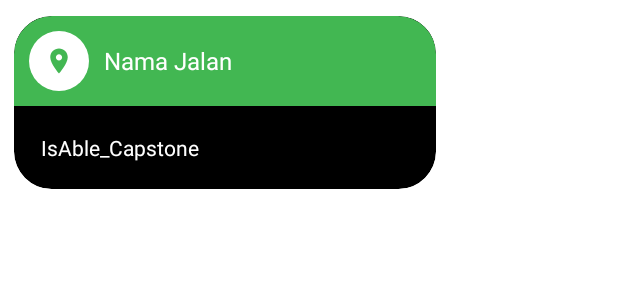
After one commit to Afaryn/IsAble_v2, an Android app: the layout custom_marker.xml on its own in the app's theme, with its tools: preview values and no code run, on a phone screen of 412 x 824 dp. The commit adds this screen. Shown: the top 300 px of the screen. Run offline under Robolectric (Android 15) with nearby library versions, the phone set to English and light mode, and no system bars.

Commit message:
update map (marker)

```diff
--- a/app/build.gradle.kts
+++ b/app/build.gradle.kts
@@ -80,4 +80,10 @@ dependencies {
     implementation ("androidx.camera:camera-lifecycle:1.3.0")
     implementation ("androidx.camera:camera-view:1.4.0-alpha02")
 
+
+    implementation ("com.squareup.retrofit2:retrofit:2.9.0")
+    implementation ("com.squareup.retrofit2:converter-gson:2.9.0")
+    implementation ("com.google.code.gson:gson:2.9.1")
+
+    implementation ("com.github.delight-im:Android-SimpleLocation:v1.1.0")
 }
--- /dev/null
+++ b/app/src/main/res/drawable/bg_circle_radius.xml
@@ -0,0 +1,9 @@
+<?xml version="1.0" encoding="utf-8"?>
+<selector xmlns:android="http://schemas.android.com/apk/res/android">
+    <item>
+        <shape android:shape="rectangle">
+            <solid android:color="@android:color/white" />
+            <corners android:radius="25dp" />
+        </shape>
+    </item>
+</selector>
--- /dev/null
+++ b/app/src/main/res/drawable/bg_rounded_top.xml
@@ -0,0 +1,8 @@
+<?xml version="1.0" encoding="utf-8"?>
+<shape xmlns:android="http://schemas.android.com/apk/res/android"
+    android:shape="rectangle">
+    <solid android:color="@android:color/white" />
+    <corners
+        android:topLeftRadius="25dp"
+        android:topRightRadius="25dp" />
+</shape>
--- /dev/null
+++ b/app/src/main/res/drawable/ic_location.xml
@@ -0,0 +1,5 @@
+<vector android:height="24dp" android:tint="#FFFFFF"
+    android:viewportHeight="24" android:viewportWidth="24"
+    android:width="24dp" xmlns:android="http://schemas.android.com/apk/res/android">
+    <path android:fillColor="@android:color/white" android:pathData="M12,2C8.13,2 5,5.13 5,9c0,5.25 7,13 7,13s7,-7.75 7,-13c0,-3.87 -3.13,-7 -7,-7zM12,11.5c-1.38,0 -2.5,-1.12 -2.5,-2.5s1.12,-2.5 2.5,-2.5 2.5,1.12 2.5,2.5 -1.12,2.5 -2.5,2.5z"/>
+</vector>
--- /dev/null
+++ b/app/src/main/res/layout/custom_marker.xml
@@ -0,0 +1,75 @@
+<?xml version="1.0" encoding="utf-8"?>
+<RelativeLayout xmlns:android="http://schemas.android.com/apk/res/android"
+    xmlns:app="http://schemas.android.com/apk/res-auto"
+    android:layout_width="wrap_content"
+    android:layout_height="wrap_content">
+
+    <androidx.cardview.widget.CardView
+        android:id="@+id/cvContent"
+        android:layout_width="300dp"
+        android:layout_height="wrap_content"
+        android:layout_alignParentTop="true"
+        android:layout_centerInParent="true"
+        android:orientation="vertical"
+        app:cardBackgroundColor="@color/black"
+        app:cardCornerRadius="25dp"
+        app:cardElevation="0dp"
+        app:cardUseCompatPadding="true">
+
+        <LinearLayout
+            android:layout_width="match_parent"
+            android:layout_height="wrap_content"
+            android:orientation="vertical">
+
+            <RelativeLayout
+                android:layout_width="match_parent"
+                android:layout_height="wrap_content"
+                android:background="@drawable/bg_rounded_top"
+                android:backgroundTint="#42b752"
+                android:padding="10dp">
+
+                <ImageView
+                    android:id="@+id/imageLocation"
+                    android:layout_width="40dp"
+                    android:layout_height="40dp"
+                    android:layout_alignParentStart="true"
+                    android:layout_centerInParent="true"
+                    android:background="@drawable/bg_circle_radius"
+                    android:padding="10dp"
+                    android:src="@drawable/ic_location"
+                    app:tint="#42b752" />
+
+                <TextView
+                    android:id="@+id/tvNamaLokasi"
+                    android:layout_width="wrap_content"
+                    android:layout_height="wrap_content"
+                    android:layout_centerInParent="true"
+                    android:layout_marginStart="10dp"
+                    android:layout_marginEnd="10dp"
+                    android:layout_toEndOf="@+id/imageLocation"
+                    android:text="Nama Jalan"
+                    android:textColor="@color/white"
+                    android:textSize="16sp" />
+
+            </RelativeLayout>
+
+            <LinearLayout
+                android:layout_width="wrap_content"
+                android:layout_height="wrap_content"
+                android:orientation="vertical"
+                android:padding="18dp">
+
+                <TextView
+                    android:id="@+id/tvAlamat"
+                    android:layout_width="wrap_content"
+                    android:layout_height="wrap_content"
+                    android:text="@string/app_name"
+                    android:textColor="@color/white" />
+
+            </LinearLayout>
+
+        </LinearLayout>
+
+    </androidx.cardview.widget.CardView>
+
+</RelativeLayout>
```
Also changed, not shown: app/src/main/java/com/example/isable_capstone/api/ApiInterface.kt (added, +16 -0 lines), app/src/main/java/com/example/isable_capstone/api/ApiService.kt (added, +17 -0 lines), app/src/main/java/com/example/isable_capstone/ui/maps/CustomMarker.kt (added, +33 -0 lines), app/src/main/java/com/example/isable_capstone/ui/maps/MapsActivity.kt (+20 -12 lines), app/src/main/java/com/example/isable_capstone/ui/maps/MapsViewModel.kt (added, +47 -0 lines), app/src/main/java/com/example/isable_capstone/ui/maps/model/dataMap/DummyData.kt (added, +32 -0 lines), app/src/main/java/com/example/isable_capstone/ui/maps/model/dataMap/ModelResults.kt (added, +33 -0 lines), app/src/main/java/com/example/isable_capstone/ui/maps/model/response/ModelResultNearby.kt (added, +9 -0 lines).
